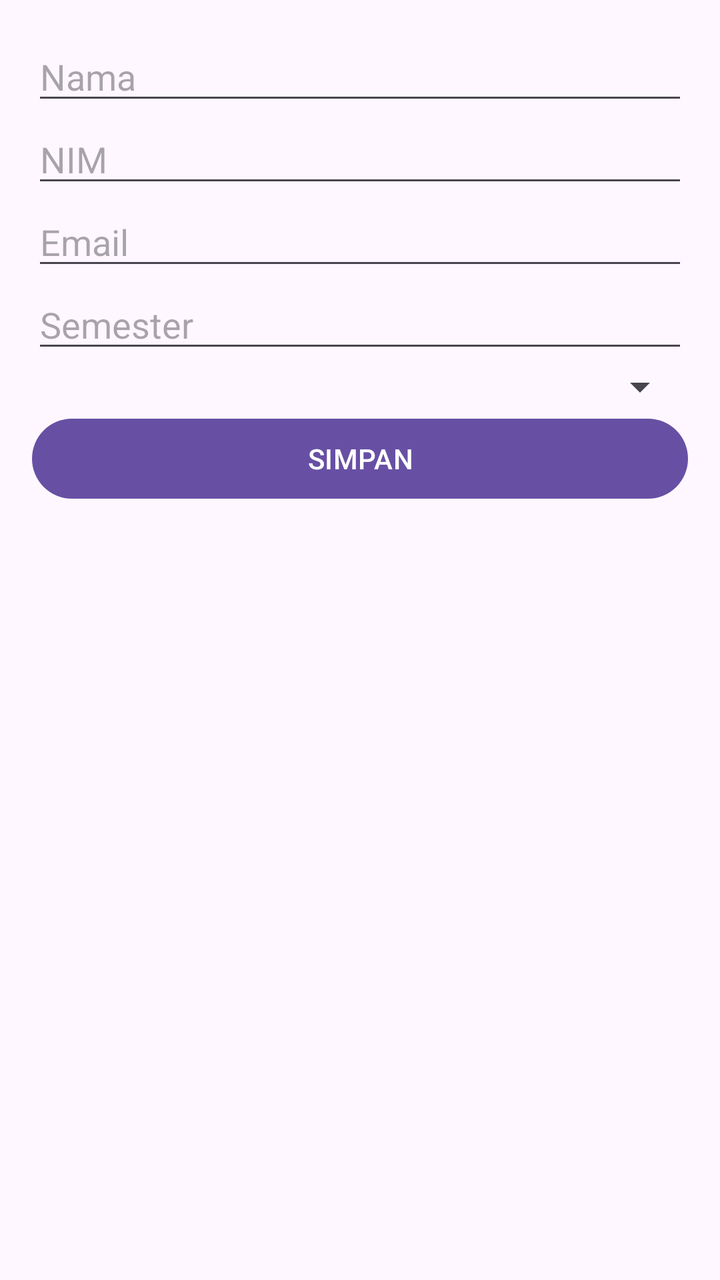
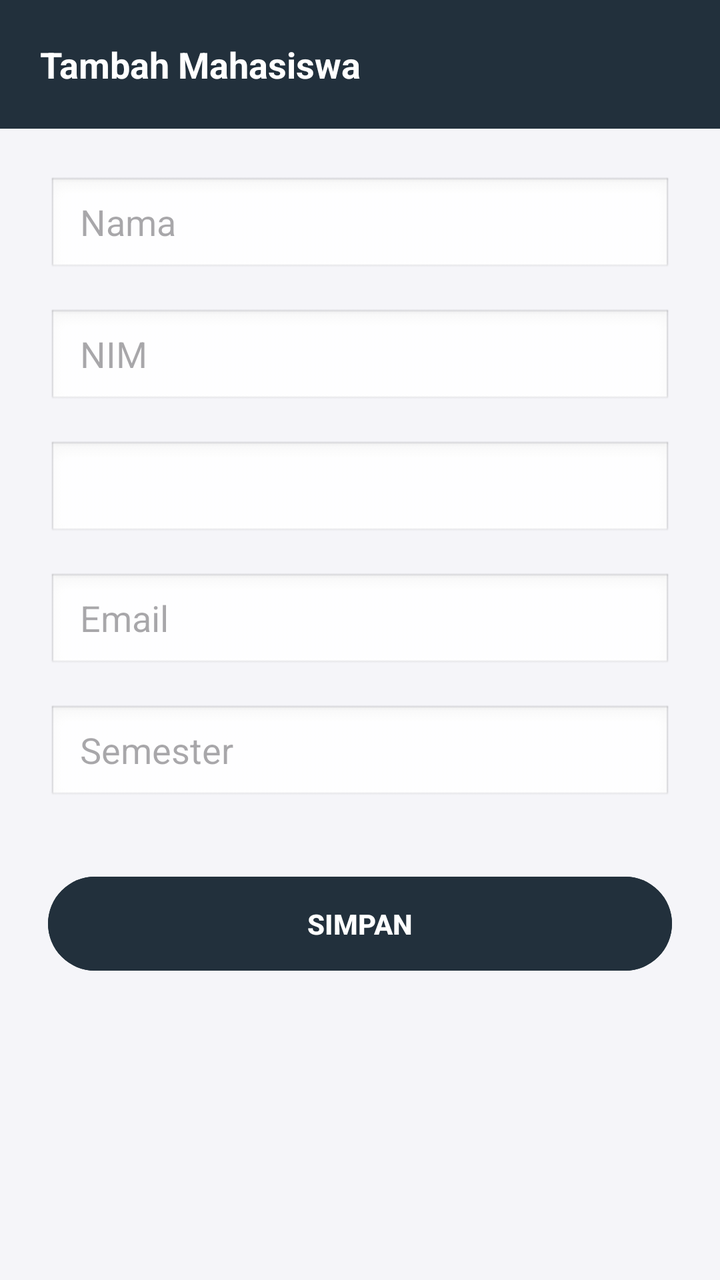

The first picture is an Android layout as it rendered before a commit; the second is the same layout after the commit. The layout source and the unified diff follow.
<!-- AndroidManifest.xml: application theme Theme.CRUDMahasiswa -->
<!-- res/layout/fragment_form.xml -->
<ScrollView xmlns:android="http://schemas.android.com/apk/res/android"
    android:layout_width="match_parent"
    android:layout_height="match_parent">

    <LinearLayout
        android:orientation="vertical"
        android:padding="16dp"
        android:layout_width="match_parent"
        android:layout_height="wrap_content">

        <EditText
            android:id="@+id/etNamaMhs"
            android:hint="Nama"
            android:layout_width="match_parent"
            android:layout_height="wrap_content"/>

        <EditText
            android:id="@+id/etNim"
            android:hint="NIM"
            android:layout_width="match_parent"
            android:layout_height="wrap_content"/>

        <EditText
            android:id="@+id/etEmail"
            android:hint="Email"
            android:layout_width="match_parent"
            android:layout_height="wrap_content"/>

        <EditText
            android:id="@+id/etSemester"
            android:hint="Semester"
            android:inputType="number"
            android:layout_width="match_parent"
            android:layout_height="wrap_content"/>

        <Spinner
            android:id="@+id/spProdi"
            android:layout_width="match_parent"
            android:layout_height="wrap_content"
            android:text="Pilih Prodi"/>

        <Button
            android:id="@+id/btnSave"
            android:text="SIMPAN"
            android:layout_width="match_parent"
            android:layout_height="wrap_content"/>

    </LinearLayout>
</ScrollView>
<!-- resources referenced by this layout -->
<resources>
  <style name="Theme.CRUDMahasiswa" parent="Base.Theme.CRUDMahasiswa" />
  <style name="Base.Theme.CRUDMahasiswa" parent="Theme.Material3.DayNight.NoActionBar">
          
          
      </style>
</resources>

<!-- the commit's change to res/layout/fragment_form.xml (unified diff, before → after) -->
@@ -1,49 +1,94 @@
-<ScrollView xmlns:android="http://schemas.android.com/apk/res/android"
+<?xml version="1.0" encoding="utf-8"?>
+<LinearLayout xmlns:android="http://schemas.android.com/apk/res/android"
     android:layout_width="match_parent"
-    android:layout_height="match_parent">
+    android:layout_height="match_parent"
+    android:orientation="vertical"
+    android:background="#F5F5F9">
 
     <LinearLayout
-        android:orientation="vertical"
-        android:padding="16dp"
         android:layout_width="match_parent"
-        android:layout_height="wrap_content">
+        android:layout_height="wrap_content"
+        android:background="@color/dimTheme"
+        android:padding="20dp"
+        android:orientation="horizontal"
+        android:gravity="center_vertical">
 
-        <EditText
-            android:id="@+id/etNamaMhs"
-            android:hint="Nama"
-            android:layout_width="match_parent"
-            android:layout_height="wrap_content"/>
+        <TextView
+            android:id="@+id/tvHeaderTitle"
+            android:layout_width="wrap_content"
+            android:layout_height="wrap_content"
+            android:text="Tambah Mahasiswa"
+            android:textColor="@android:color/white"
+            android:textSize="18sp"
+            android:textStyle="bold"/>
+    </LinearLayout>
 
-        <EditText
-            android:id="@+id/etNim"
-            android:hint="NIM"
-            android:layout_width="match_parent"
-            android:layout_height="wrap_content"/>
+    <ScrollView
+        android:layout_width="match_parent"
+        android:layout_height="match_parent"
+        android:padding="24dp">
 
-        <EditText
-            android:id="@+id/etEmail"
-            android:hint="Email"
-            android:layout_width="match_parent"
-            android:layout_height="wrap_content"/>
-
-        <EditText
-            android:id="@+id/etSemester"
-            android:hint="Semester"
-            android:inputType="number"
-            android:layout_width="match_parent"
-            android:layout_height="wrap_content"/>
-
-        <Spinner
-            android:id="@+id/spProdi"
+        <LinearLayout
             android:layout_width="match_parent"
             android:layout_height="wrap_content"
-            android:text="Pilih Prodi"/>
+            android:orientation="vertical">
 
-        <Button
-            android:id="@+id/btnSave"
-            android:text="SIMPAN"
-            android:layout_width="match_parent"
-            android:layout_height="wrap_content"/>
+            <EditText
+                android:id="@+id/etNamaMhs"
+                android:layout_width="match_parent"
+                android:layout_height="50dp"
+                android:hint="Nama"
+                android:background="@android:drawable/edit_text"
+                android:paddingStart="16dp"
+                android:inputType="textPersonName"
+                android:layout_marginBottom="16dp"/>
 
-    </LinearLayout>
-</ScrollView>
+            <EditText
+                android:id="@+id/etNim"
+                android:layout_width="match_parent"
+                android:layout_height="50dp"
+                android:hint="NIM"
+                android:background="@android:drawable/edit_text"
+                android:paddingStart="16dp"
+                android:inputType="textCapCharacters"
+                android:layout_marginBottom="16dp"/>
+
+            <Spinner
+                android:id="@+id/spProdi"
+                android:layout_width="match_parent"
+                android:layout_height="50dp"
+                android:background="@android:drawable/edit_text"
+                android:layout_marginBottom="16dp"/>
+
+            <EditText
+                android:id="@+id/etEmail"
+                android:layout_width="match_parent"
+                android:layout_height="50dp"
+                android:hint="Email"
+                android:background="@android:drawable/edit_text"
+                android:paddingStart="16dp"
+                android:inputType="textEmailAddress"
+                android:layout_marginBottom="16dp"/>
+
+            <EditText
+                android:id="@+id/etSemester"
+                android:layout_width="match_parent"
+                android:layout_height="50dp"
+                android:hint="Semester"
+                android:background="@android:drawable/edit_text"
+                android:paddingStart="16dp"
+                android:inputType="number"
+                android:layout_marginBottom="32dp"/>
+
+            <Button
+                android:id="@+id/btnSave"
+                android:layout_width="match_parent"
+                android:layout_height="55dp"
+                android:text="SIMPAN"
+                android:textColor="@color/white"
+                android:textStyle="bold"
+                android:backgroundTint="@color/dimTheme" />
+
+        </LinearLayout>
+    </ScrollView>
+</LinearLayout>
<!-- resource entries referenced after the edit -->
@@ -1,5 +1,7 @@
 <!-- resources referenced by this layout -->
 <resources>
+  <color name="dimTheme">#22303c</color>
+  <color name="white">#FFFFFFFF</color>
   <style name="Theme.CRUDMahasiswa" parent="Base.Theme.CRUDMahasiswa" />
   <style name="Base.Theme.CRUDMahasiswa" parent="Theme.Material3.DayNight.NoActionBar">
           
